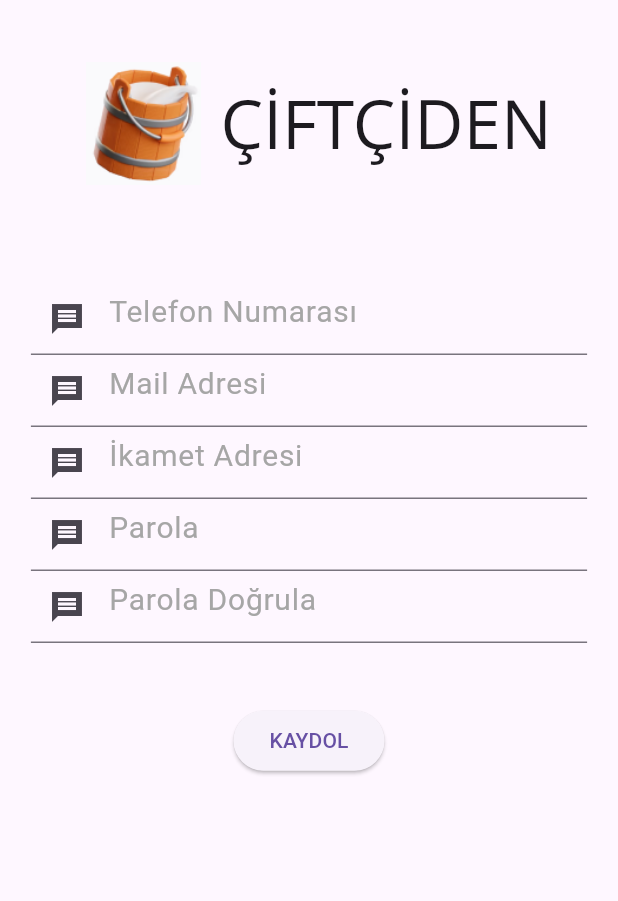
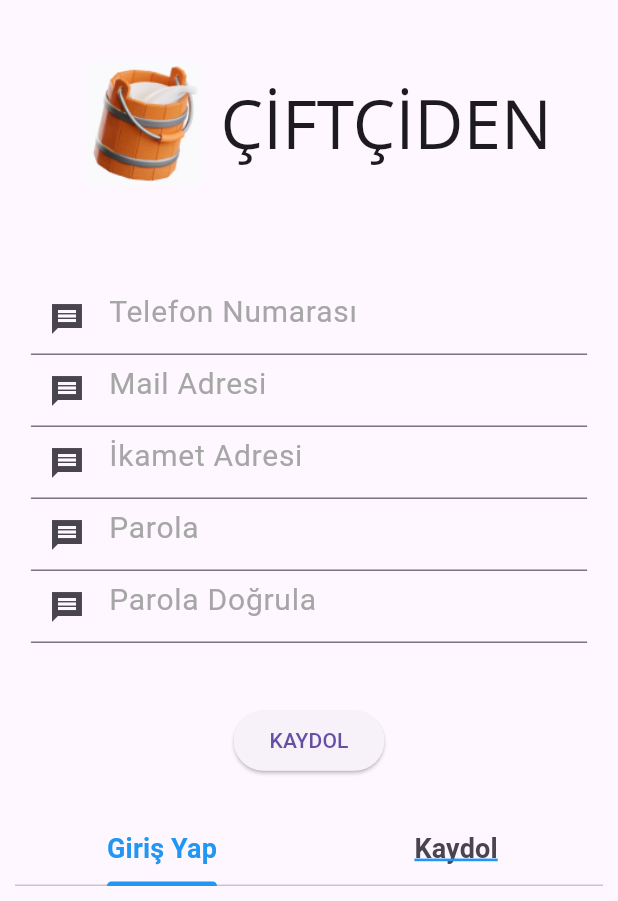
Before and after one commit to isooo82/ciftciden, a Flutter app: the RegisterScreen screen opened directly, on a phone screen of 412 x 824 dp, the part 335-1236 px from its top. Run offline on Flutter 3.47's test engine with Material 2 defaults, Android fonts, the phone set to English and light mode, and no system bars; our stand-ins replace equatable, flutter_bloc, sizer; Roboto replaces fonts that are missing (Open Sans).

Commit message:
Add: added register page though the register and signin page must be connected to each other and rebuilt based on the tabbarview structure that flutter dictates

```diff
--- a/lib/ui/screens/index.dart
+++ b/lib/ui/screens/index.dart
@@ -2,6 +2,7 @@ import 'package:ciftciden/cubit/seller/seller_cubit.dart';
 import 'package:ciftciden/cubit/user/user_cubit.dart';
 import 'package:ciftciden/ui/screens/home/home_screen.dart';
 import 'package:ciftciden/ui/screens/log_in/login_screen.dart';
+import 'package:ciftciden/ui/screens/log_in/sub_screens/register/register.dart';
 import 'package:flutter/material.dart';
 import 'package:flutter_bloc/flutter_bloc.dart';
 import 'package:sizer/sizer.dart';
@@ -48,7 +49,9 @@ class CiftcidenApp extends StatelessWidget {
             routes: {
               "/": (context) =>
             const LoginScreen(),
-              "/ana-ekran": (context) => HomeScreen()
+              "/ana-ekran": (context) => const HomeScreen(),
+              "/login": (context) => const LoginScreen(),
+              "/register": (context) => const RegisterScreen()
             },
           );
         },
--- a/lib/ui/screens/log_in/sub_screens/register/register.dart
+++ b/lib/ui/screens/log_in/sub_screens/register/register.dart
@@ -11,23 +11,28 @@ class RegisterScreen extends StatefulWidget {
 }
 
 class _RegisterScreenState extends State<RegisterScreen> {
+  bool _rememberMe = false;
+
   @override
   Widget build(BuildContext context) {
     return Scaffold(
       body: Container(
-        child:
-        Column(
+        child: Column(
           children: [
             const UpperPlaceHolder(),
             Padding(
-              padding: EdgeInsets.symmetric(vertical: 5.h,horizontal: 5.w),
+              padding: EdgeInsets.symmetric(vertical: 5.h, horizontal: 5.w),
               child: Column(
                 children: const [
-                  CiftcidenTextField(icon: Icons.message_sharp, text: "Telefon Numarası"),
-                  CiftcidenTextField(icon: Icons.message_sharp, text: "Mail Adresi"),
-                  CiftcidenTextField(icon: Icons.message_sharp, text: "İkamet Adresi"),
+                  CiftcidenTextField(
+                      icon: Icons.message_sharp, text: "Telefon Numarası"),
+                  CiftcidenTextField(
+                      icon: Icons.message_sharp, text: "Mail Adresi"),
+                  CiftcidenTextField(
+                      icon: Icons.message_sharp, text: "İkamet Adresi"),
                   CiftcidenTextField(icon: Icons.message_sharp, text: "Parola"),
-                  CiftcidenTextField(icon: Icons.message_sharp, text: "Parola Doğrula"),
+                  CiftcidenTextField(
+                      icon: Icons.message_sharp, text: "Parola Doğrula"),
                 ],
               ),
             ),
@@ -37,6 +42,65 @@ class _RegisterScreenState extends State<RegisterScreen> {
               },
               child: const Text('KAYDOL'),
             ),
+            Expanded(
+              child: Align(
+                alignment: FractionalOffset.bottomCenter,
+                child: Padding(
+                  padding: const EdgeInsets.all(10),
+                  child: DefaultTabController(
+                    length: 2,
+                    child: Column(
+                      mainAxisSize: MainAxisSize.min,
+                      children: [
+                        TabBar(
+                          indicatorColor: Colors.blue,
+                          labelColor: Colors.blue,
+                          onTap: (int page) {
+                            if (page == 0) {
+                              Navigator.pushReplacementNamed(context, "/");
+                            } else {
+                              Navigator.pushReplacementNamed(
+                                  context, "/register");
+                            }
+                          },
+                          /*  underLineColor: Colors.grey,*/
+                          tabs: [
+                            Tab(
+                              child: Text(
+                                'Giriş Yap',
+                                style: TextStyle(
+                                  fontSize: 18,
+                                  fontWeight: FontWeight.bold,
+                                  decoration: _rememberMe
+                                      ? TextDecoration.underline
+                                      : TextDecoration.none,
+                                  decorationColor: Colors.blue,
+                                  decorationThickness: 2,
+                                ),
+                              ),
+                            ),
+                            Tab(
+                              child: Text(
+                                'Kaydol',
+                                style: TextStyle(
+                                  fontSize: 18,
+                                  fontWeight: FontWeight.bold,
+                                  decoration: !_rememberMe
+                                      ? TextDecoration.underline
+                                      : TextDecoration.none,
+                                  decorationColor: Colors.blue,
+                                  decorationThickness: 2,
+                                ),
+                              ),
+                            ),
+                          ],
+                        ),
+                      ],
+                    ),
+                  ),
+                ),
+              ),
+            ),
           ],
         ),
       ),
```
Also changed, not shown: lib/ui/screens/log_in/login_screen.dart (+10 -2 lines).
